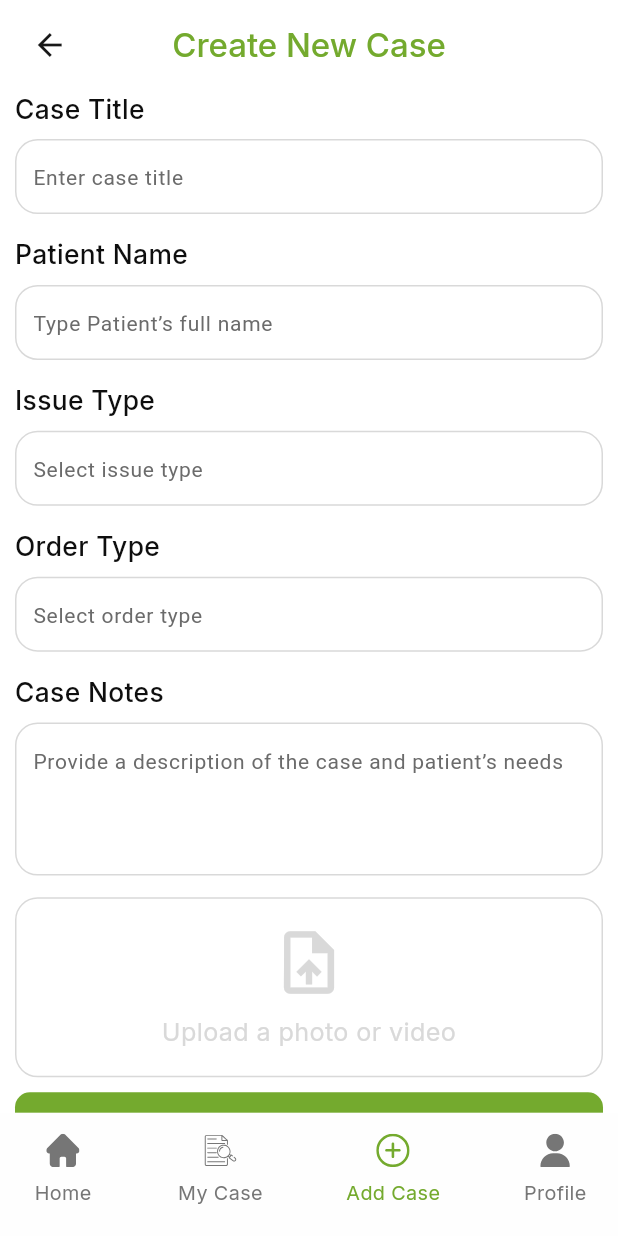
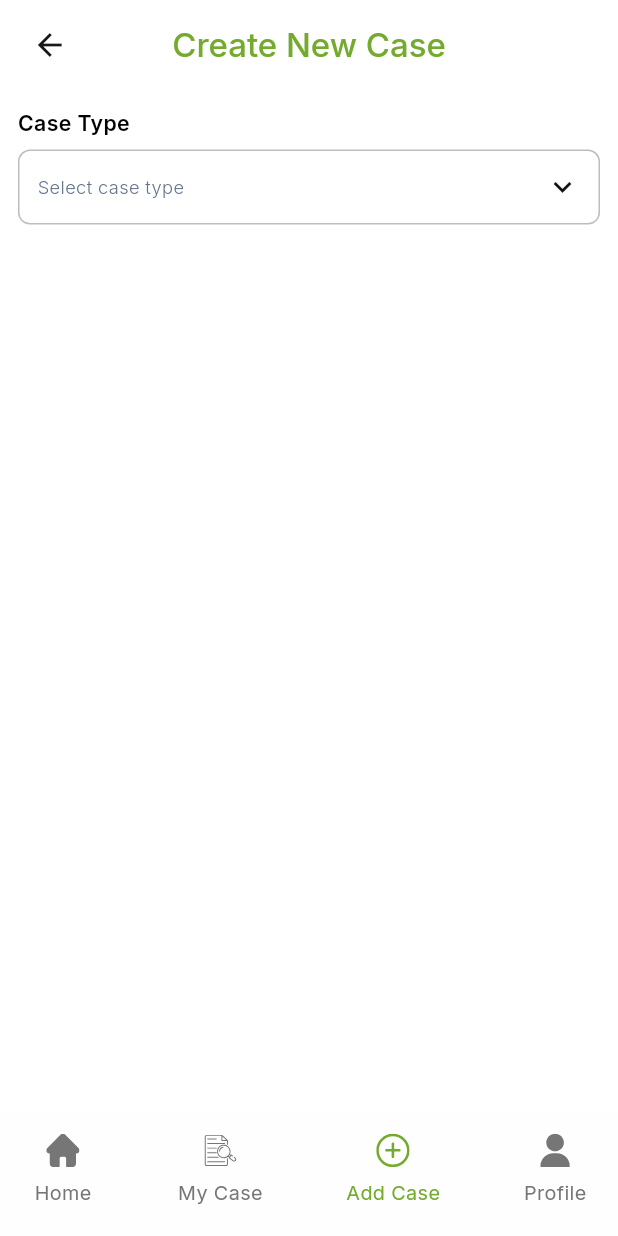
Before and after one commit to debbendu195/iggil-withoutconfict, a Flutter app: the AddCaseScreen screen opened by its route, on a phone screen of 412 x 824 dp. Run offline on Flutter 3.47's test engine with Material 3 defaults, Android fonts, the phone set to English and light mode, and no system bars; our stand-ins replace cached_network_image, flutter_screenutil, flutter_spinkit, flutter_svg, fluttertoast, get and 5 more; accounts and stored records are empty; project files that could hold a hidden picture were left out.

Commit message:
create new scree part

```diff
--- a/lib/view/components/custom_nav_bar/navbar.dart
+++ b/lib/view/components/custom_nav_bar/navbar.dart
@@ -129,7 +129,7 @@ class _UserNavBarState extends State<NavBar> {
           Get.to(() => const MyCaseScreen());
           break;
         case 2:
-          Get.to(() => const AddCaseScreen());
+          Get.to(() => AddCaseScreen());
           break;
         case 3:
           Get.to(() => const ProfileScreen());
--- a/lib/view/screen/authentication_screen/login_screen/login_screen.dart
+++ b/lib/view/screen/authentication_screen/login_screen/login_screen.dart
@@ -33,8 +33,8 @@ class LoginScreen extends StatelessWidget {
                 InkWell(onTap: (){Get.toNamed(AppRoutes.emailVerify);}, child: CustomText(text: 'Forgot Password?', fontSize: 16, fontWeight: FontWeight.w700, color: AppColors.primary,)),
                 SizedBox(height: 50),
                 CustomButton(onTap: (){
-                  Get.toNamed(AppRoutes.dentistListScreen);
-                  // Get.toNamed(AppRoutes.dentistHomeScreen);
+                  // Get.toNamed(AppRoutes.dentistListScreen);
+                  Get.toNamed(AppRoutes.dentistHomeScreen);
                   // Get.toNamed(AppRoutes.technicianHomeScreen);
                 },
                 title: 'Log in',)
--- a/lib/view/screen/role_screen/dentist/add_case/view/add_case_screen.dart
+++ b/lib/view/screen/role_screen/dentist/add_case/view/add_case_screen.dart
@@ -7,52 +7,167 @@ import 'package:flutter_screenutil/flutter_screenutil.dart';
 
 import '../../../../../components/custom_nav_bar/navbar.dart';
 import '../../../../../components/custom_text/custom_text.dart';
+import '../widget/custom_dropdown.dart';
 
-class AddCaseScreen extends StatelessWidget {
+class AddCaseScreen extends StatefulWidget {
   const AddCaseScreen({super.key});
+
+  @override
+  State<AddCaseScreen> createState() => _AddCaseScreenState();
+}
+
+class _AddCaseScreenState extends State<AddCaseScreen> {
+  String? caseType;
+  String? patientId;
+  String? gender;
+  String? age;
+  String? scanNumber;
+  String? tier;
+
+  /// Standard & Crown/Bridge
+  String? standardType;
+  String? crownType;
+
+  /// PFM (NP) sub-option
+  String? pfmOption;
+
+  /// Show new dropdown for Single Unit Crown
+  bool showSingleUnitDropdown = false;
 
   @override
   Widget build(BuildContext context) {
     return Scaffold(
-      appBar: CustomRoyelAppbar(leftIcon: true, titleName: 'Create New Case', color: AppColors.primary,),
+      appBar: CustomRoyelAppbar(
+        leftIcon: true,
+        titleName: 'Create New Case',
+        color: AppColors.primary,
+      ),
       body: SingleChildScrollView(
-        child: Padding(
-          padding: const EdgeInsets.symmetric(horizontal: 10),
-          child: Column(
-            children: [
-              CustomFormCard(title: 'Case Title', hintText: 'Enter case title', controller: TextEditingController()),
-              CustomFormCard(title: 'Patient Name', hintText: 'Type Patient’s full name', controller: TextEditingController()),
-              CustomFormCard(title: 'Issue Type', hintText: 'Select issue type', controller: TextEditingController()),
-              CustomFormCard(title: 'Order Type', hintText: 'Select order type', controller: TextEditingController()),
-              CustomFormCard(title: 'Case Notes', hintText: 'Provide a description of the case and patient’s needs', maxLine: 3, controller: TextEditingController()),
-              Container(
-                height: 120,
-                width: double.infinity,
-                decoration: BoxDecoration(
-                  color: Colors.transparent,
-                  border: Border.all(color: AppColors.grey1),
-                  borderRadius: BorderRadius.circular(15),
+        padding: const EdgeInsets.all(12),
+        child: Column(
+          crossAxisAlignment: CrossAxisAlignment.start,
+          children: [
+            /// Case Type
+            CustomDropdown(
+              label: "Case Type",
+              hint: "Select case type",
+              items: ["New Case", "Continue Case", "Remake"],
+              onChanged: (val) => setState(() => caseType = val),
+            ),
+            SizedBox(height: 20.h),
+
+            if (caseType == "New Case") ...[
+              /// Patient ID
+              CustomFormCard(title: 'Patient ID', controller: TextEditingController()),
+
+              /// Patient Gender
+              CustomDropdown(
+                label: "Patient Gender",
+                hint: "Select M/F",
+                items: ["M", "F"],
+                onChanged: (val) => setState(() => gender = val),
+              ),
+              SizedBox(height: 15.h),
+
+              /// Age
+              CustomFormCard(title: 'Age', controller: TextEditingController()),
+
+              /// Scan Number
+              CustomFormCard(title: 'Scan Number', controller: TextEditingController()),
+
+              /// Product Tier
+              CustomDropdown(
+                label: "Product Tier",
+                hint: "Select product tier",
+                items: ["Standard", "Premium"],
+                onChanged: (val) => setState(() => tier = val),
+              ),
+              SizedBox(height: 20.h),
+
+              /// If tier == Standard
+              if (tier == "Standard") ...[
+                CustomDropdown(
+                  label: "Standard Type",
+                  hint: "Select Type",
+                  items: ["CROWN/BRIDGE", "DENTURES", "MISC"],
+                  onChanged: (val) => setState(() => standardType = val),
                 ),
-                child: Column(
-                  mainAxisAlignment: MainAxisAlignment.center,
-                  children: [
-                    Icon(Icons.upload_file,
-                        size: 50, color: AppColors.grey1),
-                    CustomText(
-                      top: 10.h,
-                      text: 'Upload a photo or video',
-                      fontWeight: FontWeight.w400,
-                      fontSize: 16,
-                      color: AppColors.grey1,
+                SizedBox(height: 20.h),
+
+                /// If Standard Type == CROWN/BRIDGE
+                if (standardType == "CROWN/BRIDGE") ...[
+                  CustomDropdown(
+                    label: "Crown / BRIDGE Type",
+                    hint: "Select Crown Type",
+                    items: ["PFM (NP)", "FULL CAST", "METAL"],
+                    onChanged: (val) => setState(() => crownType = val),
+                  ),
+                  SizedBox(height: 20.h),
+
+                  /// If Crown Type == PFM (NP)
+                  if (crownType == "PFM (NP)") ...[
+                    CustomDropdown(
+                      label: "PFM (NP) Type",
+                      hint: "Select option",
+                      items: ["Single unit crown", "Maryiand bridge", "Conventional Bridge"],
+                      onChanged: (val) => setState(() {
+                        pfmOption = val;
+                        showSingleUnitDropdown = val == "Single unit crown";
+                      }),
                     ),
+                    SizedBox(height: 20.h),
+
+                    /// New dropdown for Single Unit Crown
+                    if (showSingleUnitDropdown) ...[
+                      CustomDropdown(
+                        label: "Porcelain Butt Margin",
+                        hint: "Select detail",
+                        items: ["360", "Buccal Only"], // customize as needed
+                        onChanged: (val) {},
+                      ),
+                      SizedBox(height: 20.h),
+                    ],
                   ],
+
+                  /// If Crown Type == FULL CAST
+                  if (crownType == "FULL CAST") ...[
+                    CustomDropdown(
+                      label: "NP (silver coloured)",
+                      hint: "Select option",
+                      items: ["Option A", "Option B", "Option C"],
+                      onChanged: (val) {},
+                    ),
+                    SizedBox(height: 20.h),
+                  ],
+
+                  /// If Crown Type == METAL
+                  if (crownType == "METAL") ...[
+                    CustomDropdown(
+                      label: "METAL Options",
+                      hint: "Select option",
+                      items: ["Option X", "Option Y", "Option Z"],
+                      onChanged: (val) {},
+                    ),
+                    SizedBox(height: 20.h),
+                  ],
+                ],
+              ],
+
+              /// If tier == Premium
+              if (tier == "Premium") ...[
+                CustomDropdown(
+                  label: "Premium Type",
+                  hint: "Select type",
+                  items: ["T2-X", "T2-Y", "T2-Z"],
+                  onChanged: (val) {},
                 ),
-              ),
-              SizedBox(height: 10,),
-              CustomButton(onTap: (){}, title: 'Submit Case', fontSize: 16, fontWeight: FontWeight.w400, borderRadius: 10,),
-              SizedBox(height: 20,),
-            ],
-          ),
+                SizedBox(height: 20.h),
+              ],
+
+              /// Submit Button
+              CustomButton(onTap: () {}, title: 'Submit Case'),
+            ]
+          ],
         ),
       ),
       bottomNavigationBar: NavBar(currentIndex: 2),
--- /dev/null
+++ b/lib/view/screen/role_screen/dentist/add_case/widget/custom_dropdown.dart
@@ -0,0 +1,109 @@
+import 'package:flutter/material.dart';
+import 'package:flutter_screenutil/flutter_screenutil.dart';
+import '../../../../../../utils/app_colors/app_colors.dart';
+import '../../../../../components/custom_text/custom_text.dart';
+
+class CustomDropdown extends StatefulWidget {
+  final String label;
+  final String hint;
+  final List<String> items;
+  final Function(String) onChanged;
+
+  const CustomDropdown({
+    super.key,
+    required this.label,
+    required this.hint,
+    required this.items,
+    required this.onChanged,
+  });
+
+  @override
+  State<CustomDropdown> createState() => _CustomDropdownState();
+}
+
+class _CustomDropdownState extends State<CustomDropdown> {
+  String? selectedValue;
+  bool expanded = false;
+
+  @override
+  Widget build(BuildContext context) {
+    return Column(
+      crossAxisAlignment: CrossAxisAlignment.start,
+      children: [
+        CustomText(
+          text: widget.label,
+          fontWeight: FontWeight.w600,
+          fontSize: 14.sp,
+        ),
+        SizedBox(height: 8.h),
+        InkWell(
+          onTap: () => setState(() => expanded = !expanded),
+          child: Container(
+            height: 50,
+            padding: EdgeInsets.symmetric(horizontal: 12),
+            decoration: BoxDecoration(
+              border: Border.all(color: Colors.grey.shade400),
+              borderRadius: BorderRadius.circular(8),
+            ),
+            child: Row(
+              mainAxisAlignment: MainAxisAlignment.spaceBetween,
+              children: [
+                CustomText(
+                  text: selectedValue ?? widget.hint,
+                  color: (selectedValue == null)
+                      ? AppColors.grey
+                      : AppColors.black,
+                  fontSize: 12.sp,
+                ),
+                Icon(
+                  expanded ? Icons.keyboard_arrow_up : Icons.keyboard_arrow_down,
+                  color: AppColors.black,
+                ),
+              ],
+            ),
+          ),
+        ),
+        if (expanded)
+          Container(
+            margin: EdgeInsets.only(top: 5),
+            decoration: BoxDecoration(
+              border: Border.all(color: Colors.grey.shade300),
+              borderRadius: BorderRadius.circular(8),
+            ),
+            child: Column(
+              children: widget.items.map((item) {
+                return InkWell(
+                  onTap: () {
+                    setState(() {
+                      selectedValue = item;
+                      expanded = false;
+                    });
+                    widget.onChanged(item);
+                  },
+                  child: Container(
+                    width: double.infinity,
+                    padding: EdgeInsets.symmetric(vertical: 14, horizontal: 12),
+                    decoration: BoxDecoration(
+                      border: Border(
+                        bottom: BorderSide(
+                          color: item != widget.items.last
+                              ? Colors.grey.shade300
+                              : Colors.transparent,
+                          width: 1,
+                        ),
+                      ),
+                    ),
+                    child: CustomText(
+                      text: item,
+                      color: AppColors.black,
+                      fontSize: 13.sp,
+                    ),
+                  ),
+                );
+              }).toList(),
+            ),
+          ),
+      ],
+    );
+  }
+}
--- a/lib/view/screen/role_screen/dentist/my_case/widget/custom_case_tabbar_archived.dart
+++ b/lib/view/screen/role_screen/dentist/my_case/widget/custom_case_tabbar_archived.dart
@@ -1,4 +1,3 @@
-import 'package:event_platform/view/components/custom_text/custom_text.dart';
 import 'package:flutter/material.dart';
 
 class CustomCaseTabbarArchived extends StatelessWidget {
--- a/lib/view/screen/role_screen/technician/technician_my_case_screen/view/technician_my_case_screen.dart
+++ b/lib/view/screen/role_screen/technician/technician_my_case_screen/view/technician_my_case_screen.dart
@@ -1,8 +1,6 @@
-
 import 'package:flutter/material.dart';
 import 'package:flutter_screenutil/flutter_screenutil.dart';
 import 'package:get/get.dart';
-
 
 import '../../../../../../utils/app_colors/app_colors.dart';
 import '../../../../../../utils/app_const/app_const.dart';
--- a/lib/view/screen/role_screen/technician/technician_profile_screen/view/technician_profile_screen/profile_screen.dart
+++ b/lib/view/screen/role_screen/technician/technician_profile_screen/view/technician_profile_screen/profile_screen.dart
@@ -3,14 +3,13 @@ import 'package:event_platform/utils/app_colors/app_colors.dart';
 import 'package:event_platform/utils/app_const/app_const.dart';
 import 'package:event_platform/utils/app_icons/app_icons.dart';
 import 'package:event_platform/view/components/custom_image/custom_image.dart';
+import 'package:event_platform/view/components/custom_nav_bar/technician_navbar.dart';
 import 'package:event_platform/view/components/custom_netwrok_image/custom_network_image.dart';
 import 'package:event_platform/view/components/custom_royel_appbar/custom_royel_appbar.dart';
 import 'package:event_platform/view/components/custom_text/custom_text.dart';
 import 'package:flutter/material.dart';
 import 'package:flutter_screenutil/flutter_screenutil.dart';
 import 'package:get/get.dart';
-
-import '../../../../../../components/custom_nav_bar/navbar.dart';
 
 
 class ProfileScreen extends StatelessWidget {
@@ -313,7 +312,7 @@ class ProfileScreen extends StatelessWidget {
           ],
         ),
       ),
-      bottomNavigationBar: NavBar(currentIndex: 3),
+      bottomNavigationBar: TechnicianNavbar(currentIndex: 3),
     );
   }
 }
```
